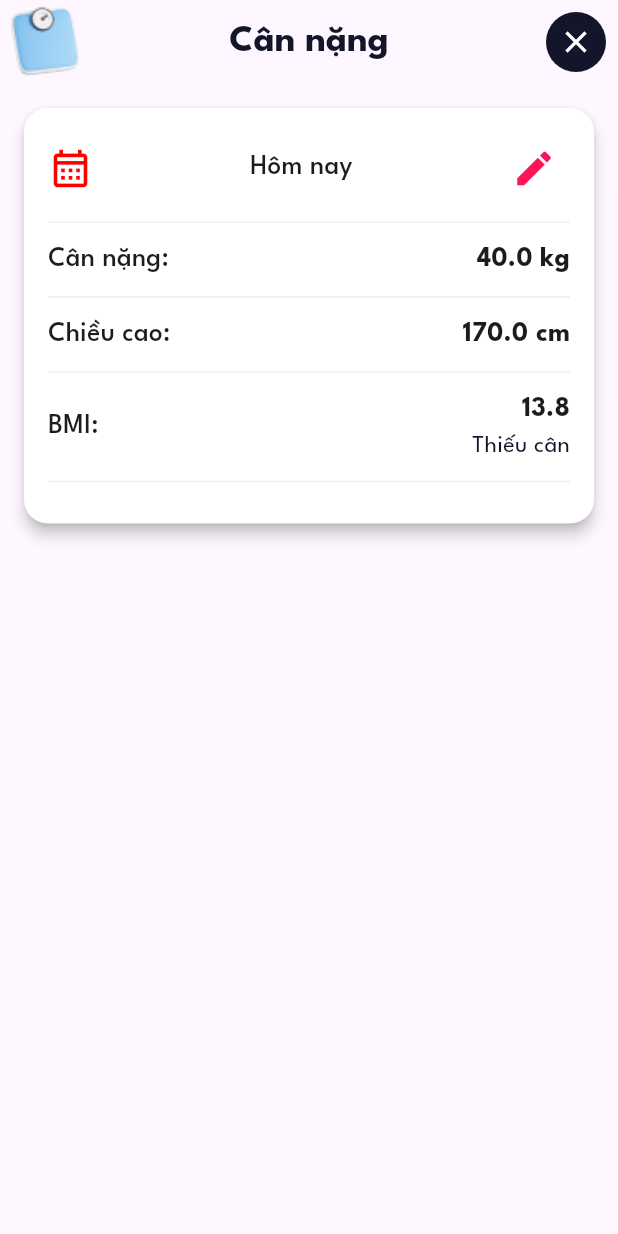
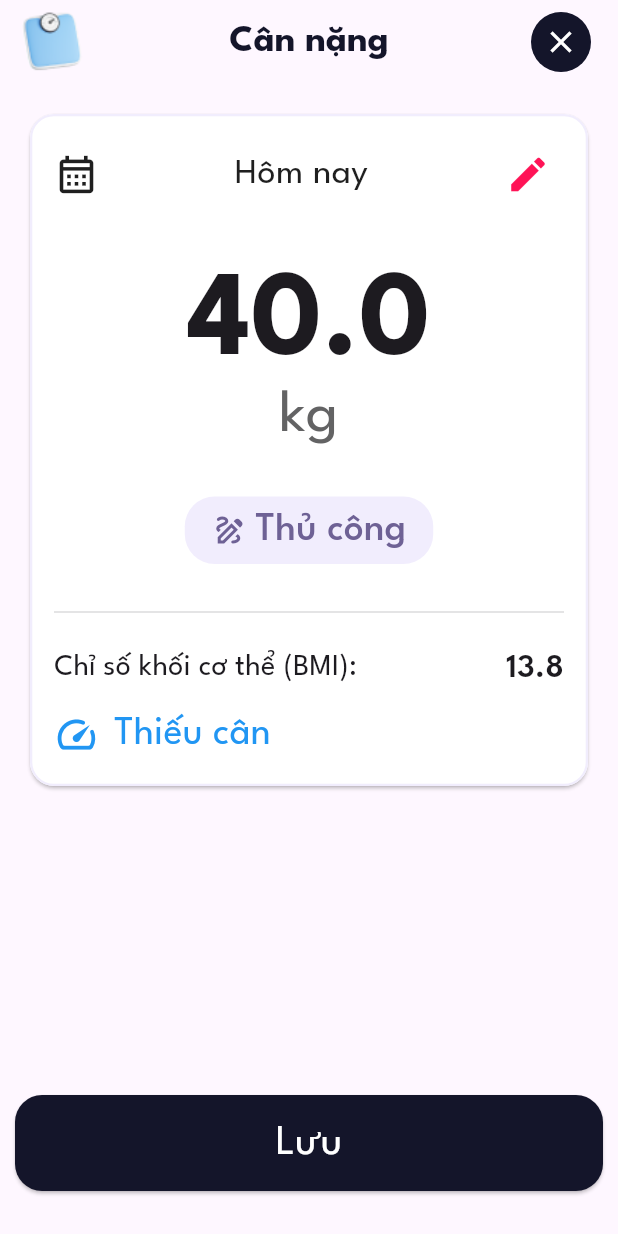
Before and after one commit to truongduytven/SEP490-MobileApp, a Flutter app: the AddWeight screen opened directly, after a tap on "Tiếp tục", on a phone screen of 412 x 824 dp. Run offline on Flutter 3.47's test engine with Material 3 defaults, Android fonts, the phone set to English and light mode, and no system bars; our stand-ins replace dropdown_button2, flutter_otp_text_field, flutter_speed_dial, flutter_svg, lottie, shared_preferences and 2 more; missing offline and left inert: flutter_ruler_picker; accounts and stored records are empty; statements that could not run were skipped.

Commit message:
fix: done for add weight and edit weight when add

```diff
--- a/lib/presentation/pages/health/add_weight_screen.dart
+++ b/lib/presentation/pages/health/add_weight_screen.dart
@@ -49,7 +49,9 @@ class _AddWeightState extends State<AddWeight> {
   Widget build(BuildContext context) {
     return Scaffold(
       appBar: AppBar(
-        leading: Container(
+        leading: Padding(
+          padding: const EdgeInsets.only(left: 10),
+          child: Container(
             decoration: BoxDecoration(
               borderRadius: BorderRadius.circular(8),
             ),
@@ -58,6 +60,7 @@ class _AddWeightState extends State<AddWeight> {
               width: 45,
               height: 45,
               fit: BoxFit.cover,
+            ),
           ),
         ),
         title: Text(
@@ -70,7 +73,9 @@ class _AddWeightState extends State<AddWeight> {
         ),
         centerTitle: true,
         actions: [
-          IconButton(
+          Padding(
+            padding: const EdgeInsets.only(right: 10),
+            child: IconButton(
               icon: Container(
                 decoration: BoxDecoration(
                   shape: BoxShape.circle,
@@ -86,11 +91,14 @@ class _AddWeightState extends State<AddWeight> {
                 Navigator.pop(context);
               },
             ),
+          ),
         ],
       ),
       body: showWeightWidget
           ? WeightDisplayWidget(
+
               isDraft: isDraft,
+              typeData: "Thủ công",
               height: 170,
               dateTime: formattedDateTime,
               weight: currentValue,
--- a/lib/presentation/widgets/health/weight/weight_display_widget.dart
+++ b/lib/presentation/widgets/health/weight/weight_display_widget.dart
@@ -8,6 +8,7 @@ class WeightDisplayWidget extends StatelessWidget {
   final String dateTime;
   final VoidCallback onEdit;
   final bool isDraft;
+  final String typeData;
 
   const WeightDisplayWidget({
     required this.weight,
@@ -15,6 +16,7 @@ class WeightDisplayWidget extends StatelessWidget {
     required this.dateTime,
     required this.onEdit,
     required this.isDraft,
+    required this.typeData,
     super.key,
   });
 
@@ -37,6 +39,22 @@ class WeightDisplayWidget extends StatelessWidget {
     }
   }
 
+  /// Get color based on BMI classification
+  Color getBMIClassificationColor(String classification) {
+    switch (classification) {
+      case "Thiếu cân":
+        return Colors.blue; // Underweight
+      case "Bình Thường":
+        return Colors.green; // Normal weight
+      case "Thừa cân":
+        return Colors.orange; // Overweight
+      case "Béo phì":
+        return Colors.red; // Obese
+      default:
+        return AppColors.textPrimary; // Default color
+    }
+  }
+
   bool isToday(String dateTime) {
     final DateFormat dateFormat = DateFormat('dd-MM-yyyy');
     final DateTime dateFromString = dateFormat.parse(dateTime);
@@ -50,32 +68,35 @@ class WeightDisplayWidget extends StatelessWidget {
   Widget build(BuildContext context) {
     final double bmi = calculateBMI();
     final String bmiClassification = getBMIClassification(bmi);
-
-    return Card(
+    final Color classificationColor =
+        getBMIClassificationColor(bmiClassification);
+    return Scaffold(
+      body: Column(
+        mainAxisAlignment: MainAxisAlignment.spaceBetween,
+        children: [
+          Expanded(
+            child: SingleChildScrollView(
+              child: Card(
                 color: AppColors.bgColor,
-      margin: const EdgeInsets.all(16.0),
-      elevation: 4,
+                margin: const EdgeInsets.all(20.0),
                 shape: RoundedRectangleBorder(
                   borderRadius: BorderRadius.circular(16),
+                  side: const BorderSide(
+                      color: AppColors.borderColor, width: 1.5),
                 ),
                 child: Padding(
                   padding: const EdgeInsets.all(16.0),
                   child: Column(
                     mainAxisSize: MainAxisSize.min,
-          crossAxisAlignment: CrossAxisAlignment.start,
+                    crossAxisAlignment: CrossAxisAlignment.center,
                     children: [
                       // Row with date-time and edit button
                       Row(
                         children: [
-                // Icon(
-                //   Icons.delete_outline,
-                //   color: AppColors.primaryColor,
-                //   size: 30,
-                // ),
                           isDraft
                               ? Icon(
                                   Icons.calendar_month_outlined,
-                        color: AppColors.errorColor,
+                                  color: AppColors.textColor,
                                   size: 30,
                                 )
                               : Icon(
@@ -90,92 +111,160 @@ class WeightDisplayWidget extends StatelessWidget {
                                 isToday(dateTime) // Check if it's today's date
                                     ? "Hôm nay"
                                     : dateTime,
-                      style:
-                          TextStyle(fontSize: 18, fontWeight: FontWeight.w500),
+                                style: TextStyle(
+                                    color: AppColors.textColor,
+                                    fontSize: 24,
+                                    fontWeight: FontWeight.w400),
                                 textAlign: TextAlign.center,
                               ),
                             ),
                           ),
-                // IconButton(
-                //   icon: Icon(Icons.edit, size: 28, color: AppColors.grayColor5),
-                //   onPressed: onEdit,
-                // ),
-                isToday(dateTime) // Check if it's today's date
+                          isToday(dateTime)
                               ? IconButton(
                                   onPressed: onEdit,
                                   icon: Icon(Icons.edit,
                                       size: 30, color: AppColors.primaryColor),
                                 )
                               : Icon(
-                        Icons.lock_outline, // "Cannot edit" icon
+                                  Icons.lock_outline,
                                   size: 30,
                                   color: AppColors.primaryColor,
                                 )
                         ],
                       ),
-            Divider(color: AppColors.borderColor, thickness: 1, height: 24),
                       // Weight display
-            Row(
-              mainAxisAlignment: MainAxisAlignment.spaceBetween,
+                      SizedBox(
+                        height: 20,
+                      ),
+                      Center(
+                        child: Column(
+                          mainAxisSize: MainAxisSize.min,
                           children: [
                             Text(
-                  "Cân nặng:",
-                  style: TextStyle(fontSize: 18, fontWeight: FontWeight.w500),
+                              weight.toStringAsFixed(1),
+                              style: TextStyle(
+                                  fontSize: 80, fontWeight: FontWeight.w700),
                             ),
-                Text(
-                  "${weight.toStringAsFixed(1)} kg",
-                  style: TextStyle(fontSize: 18, fontWeight: FontWeight.bold),
+                            Transform.translate(
+                              offset: Offset(0,
+                                  -25), // Adjust the vertical position of "kg"
+                              child: Text(
+                                "kg",
+                                style: TextStyle(
+                                    fontSize: 40, color: AppColors.grayColor5),
+                              ),
                             ),
                           ],
                         ),
-            Divider(color: AppColors.borderColor, thickness: 1, height: 24),
-            // Height display
-            Row(
-              mainAxisAlignment: MainAxisAlignment.spaceBetween,
+                      ),
+                      Container(
+                        padding:
+                            EdgeInsets.symmetric(horizontal: 18, vertical: 4),
+                        decoration: BoxDecoration(
+                          color: AppColors.borderColor,
+                          borderRadius: BorderRadius.circular(20),
+                        ),
+                        child: Row(
+                          mainAxisSize: MainAxisSize.min,
                           children: [
-                Text(
-                  "Chiều cao:",
-                  style: TextStyle(fontSize: 18, fontWeight: FontWeight.w500),
+                            Icon(
+                              Icons.draw_outlined,
+                              color: AppColors.textPrimary,
+                              size: 24,
+                            ),
+                            SizedBox(
+                              width: 5,
                             ),
                             Text(
-                  "${height.toStringAsFixed(1)} cm",
-                  style: TextStyle(fontSize: 18, fontWeight: FontWeight.bold),
+                              typeData,
+                              style: TextStyle(
+                                color: AppColors.textPrimary,
+                                fontWeight: FontWeight.w500,
+                                fontSize: 26,
+                              ),
                             ),
                           ],
                         ),
-            Divider(color: AppColors.borderColor, thickness: 1, height: 24),
+                      ),
+                      Padding(
+                        padding: const EdgeInsets.only(top: 20, bottom: 10),
+                        child: Divider(
+                            color: AppColors.grayColor4,
+                            thickness: 0.3,
+                            height: 24),
+                      ),
                       // BMI display
                       Row(
                         mainAxisAlignment: MainAxisAlignment.spaceBetween,
                         children: [
                           Text(
-                  "BMI:",
-                  style: TextStyle(fontSize: 18, fontWeight: FontWeight.w500),
+                            "Chỉ số khối cơ thể (BMI): ",
+                            style: TextStyle(
+                              fontSize: 20,
                             ),
-                Column(
-                  crossAxisAlignment: CrossAxisAlignment.end,
-                  children: [
+                          ),
                           Text(
                             bmi.toStringAsFixed(1),
-                      style:
-                          TextStyle(fontSize: 18, fontWeight: FontWeight.bold),
+                            style: TextStyle(
+                                fontSize: 22, fontWeight: FontWeight.w600),
+                          ),
+                        ],
+                      ),
+                      SizedBox(
+                        height: 10,
+                      ),
+                      Row(
+                        children: [
+                          Icon(
+                            Icons.speed_rounded,
+                            size: 30,
+                            color: classificationColor,
+                          ),
+                          SizedBox(
+                            width: 10,
                           ),
                           Text(
                             bmiClassification,
                             style: TextStyle(
-                        fontSize: 16,
-                        color: bmiClassification == "Bình Thường"
-                            ? Colors.green
-                            : AppColors.secondaryColor,
+                              fontSize: 26,
+                              color: classificationColor,
                             ),
                           ),
                         ],
                       ),
                     ],
                   ),
-            Divider(color: AppColors.borderColor, thickness: 1, height: 24),
+                ),
+              ),
+            ),
+          ),
+          // Lưu Button
+
+          Container(
+            width: double.infinity,
+            padding: EdgeInsets.symmetric(horizontal: 10, vertical: 30),
+            child: ElevatedButton(
+              onPressed: () {
+                print('hehe $weight $bmi $dateTime');
+              },
+              style: ElevatedButton.styleFrom(
+                backgroundColor: AppColors.secondaryColor,
+                padding: EdgeInsets.all(12),
+                shape: RoundedRectangleBorder(
+                  borderRadius: BorderRadius.circular(18),
+                ),
+              ),
+              child: Text(
+                'Lưu',
+                style: TextStyle(
+                  fontSize: 28,
+                  color: AppColors.bgColor,
+                  fontWeight: FontWeight.w400,
+                ),
+              ),
+            ),
+          ),
         ],
-        ),
       ),
     );
   }
--- a/lib/presentation/widgets/health/weight/weight_picker_widget_state.dart
+++ b/lib/presentation/widgets/health/weight/weight_picker_widget_state.dart
@@ -50,6 +50,8 @@ class _WeightPickerWidgetState extends State<WeightPickerWidget> {
       children: <Widget>[
         Expanded(
           child: Center(
+            child: Padding(
+              padding: const EdgeInsets.symmetric(horizontal: 0),
               child: Column(
                 mainAxisAlignment: MainAxisAlignment.center,
                 children: [
@@ -160,7 +162,7 @@ class _WeightPickerWidgetState extends State<WeightPickerWidget> {
                         currentValue = value;
                       });
                     },
-                  width: MediaQuery.of(context).size.width,
+                    width: MediaQuery.of(context).size.width - 20,
                     height: 150,
                     rulerMarginTop: 8,
                     rulerBackgroundColor: Colors.transparent,
@@ -173,6 +175,8 @@ class _WeightPickerWidgetState extends State<WeightPickerWidget> {
               ),
             ),
           ),
+        ),
+
         Container(
           width: double.infinity,
           padding: EdgeInsets.all(16),
--- a/lib/theme/color.dart
+++ b/lib/theme/color.dart
@@ -13,4 +13,5 @@ class AppColors {
   static const Color grayColor4 = Color(0xFF8A8A8B);
   static const Color grayColor5 = Color(0xFF636364);
   static const Color borderColor = Color(0xFFF1EDFD);
+  static const Color textPrimary = Color.fromARGB(255, 110, 97, 149);
 }
```
Lines whose indentation alone changed are shown as unchanged.
